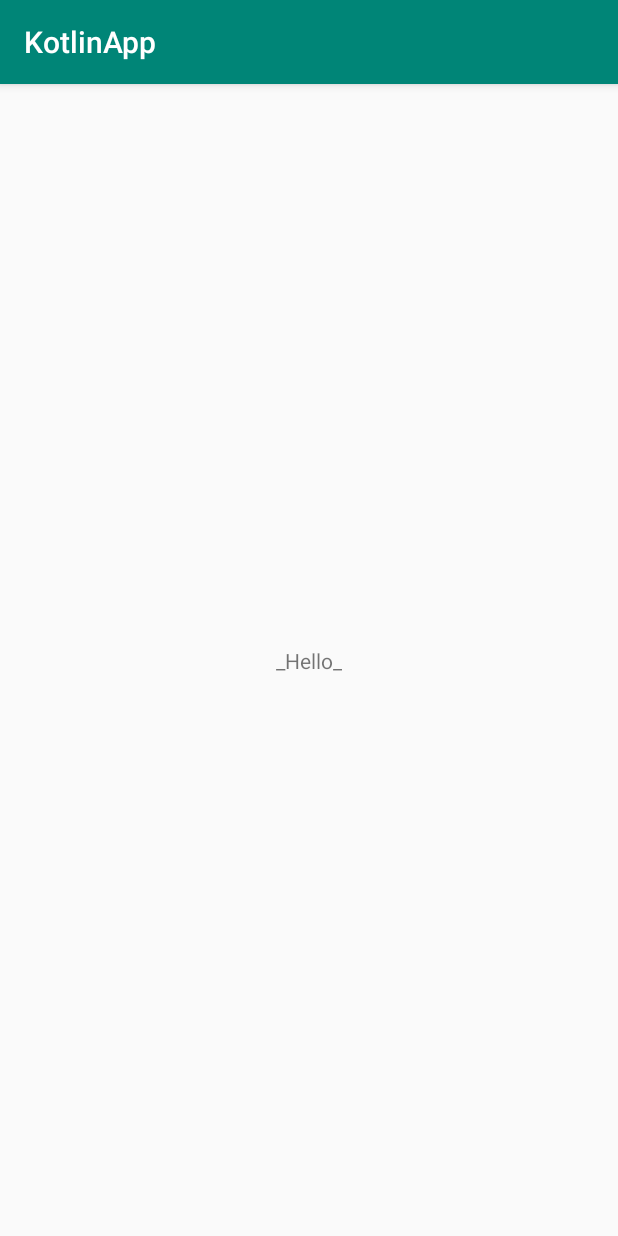
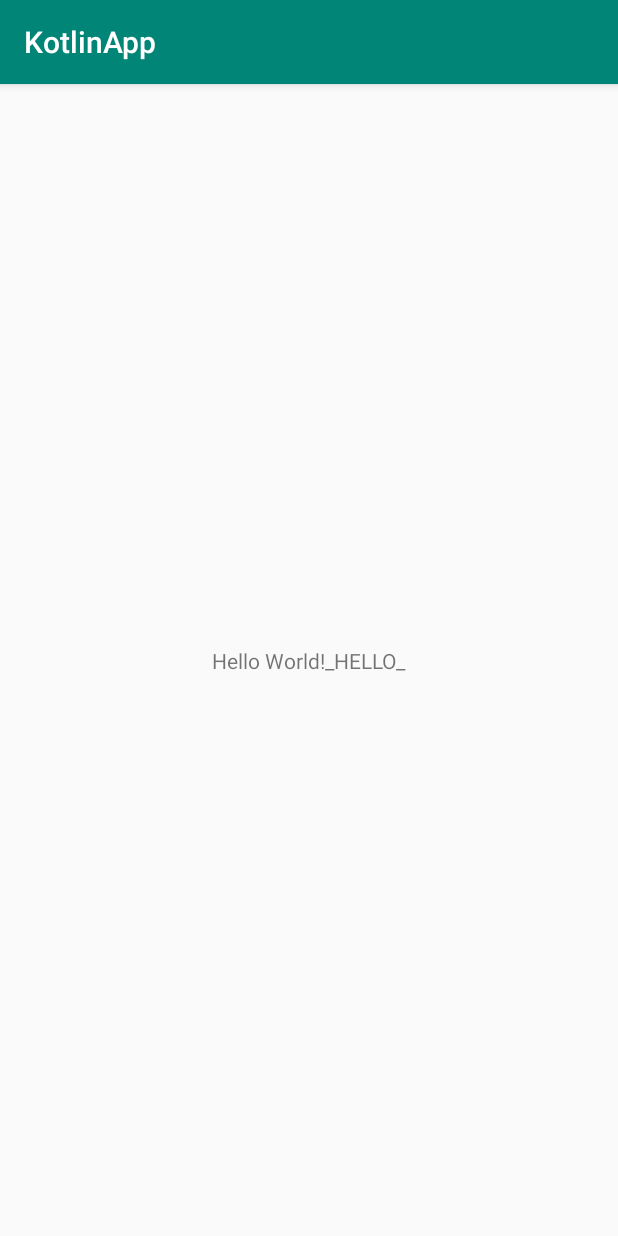
Before and after one commit to cxcbupt/kotlinApp, an Android app: the screen it shows after launch (MainActivity), after a tap on "Hello World!", on a phone screen of 412 x 824 dp. Run offline under Robolectric (Android 15) with nearby library versions, the phone set to English and light mode, and no system bars.

Commit message:
feat: kotlin demo

```diff
--- a/app/src/main/java/com/example/cxc/kotlinapp/FooBar.kt
+++ b/app/src/main/java/com/example/cxc/kotlinapp/FooBar.kt
@@ -18,8 +18,8 @@ abstract class Shape(shape: String) {
 }
 
 class Rectangle(shape: String, width: Int, height: Int) : Shape(shape) {
-    private var width = 0
-    private var height: Int = 0
+    var width = 0
+    var height: Int = 0
 
     init {
         this.width = width
@@ -30,9 +30,9 @@ class Rectangle(shape: String, width: Int, height: Int) : Shape(shape) {
 }
 
 class Triangle(shape: String, length1: Int, length2: Int, length3: Int) : Shape(shape) {
-    private var length1: Int = 0
-    private var length2: Int = 0
-    private var length3: Int = 0
+    var length1: Int = 0
+    var length2: Int = 0
+    var length3: Int = 0
 
     init {
         this.length1 = length1
--- a/app/src/main/java/com/example/cxc/kotlinapp/MainActivity.kt
+++ b/app/src/main/java/com/example/cxc/kotlinapp/MainActivity.kt
@@ -6,33 +6,53 @@ import android.view.View
 import kotlinx.android.synthetic.main.activity_main.*
 
 class MainActivity : AppCompatActivity(), View.OnClickListener {
+    val TAG: String = "MainActivity"
 
     override fun onCreate(savedInstanceState: Bundle?) {
         super.onCreate(savedInstanceState)
         setContentView(R.layout.activity_main)
-        log("CXC", "hello kotlin !")
+        log(TAG, "hello kotlin !")
 
         hello_tv.setOnClickListener(this)
     }
 
     override fun onClick(v: View?) {
-        log("CXC", "hello_tv clicked")
+        log(TAG, "hello_tv clicked")
 
-//        val txt = hello_tv.text;
-        hello_tv.text = "_Hello_"
+        var txt = hello_tv.text
+        log("CXC", "original text:$txt")
+
+        txt = "${txt}_HELLO_"
+        hello_tv.text = txt
+        log(TAG, "new text:$txt")
+
 
         var shape: Shape = Rectangle("rectangle", 2, 3)
         log(
-            "CXC", "className=" + shape.javaClass.canonicalName
+            TAG, "className=" + shape.javaClass.canonicalName
+                    + ",shape:" + shape.shape
+                    + ",perimeter=" + shape.getPerimeter()
+        )
+        log(TAG, "shape is Triangle:" + (shape is Rectangle))
+
+        shape = Triangle("triangle", 1, 2, 2)
+        log(
+            TAG, "className=" + shape.javaClass.canonicalName
                     + ",shape:" + shape.shape
                     + ",perimeter=" + shape.getPerimeter()
         )
 
-        shape = Triangle("triangle", 1, 2, 2)
-        log(
-            "CXC", "className=" + shape.javaClass.canonicalName
-                    + ",shape:" + shape.shape
-                    + ",perimeter=" + shape.getPerimeter()
-        )
+        log(TAG, "shape is Triangle:" + (shape is Triangle))
+
+        when (shape) {
+            is Rectangle -> log(TAG, "-->width:" + shape.width + ",height:" + shape.height)
+            is Triangle -> log(
+                TAG,
+                "-->length1:" + shape.length1 + ",length2:" + shape.length2 + ",length3:" + shape.length3
+            )
+            else -> {
+                log(TAG, "-->wrong shape type")
+            }
+        }
     }
 }
```
